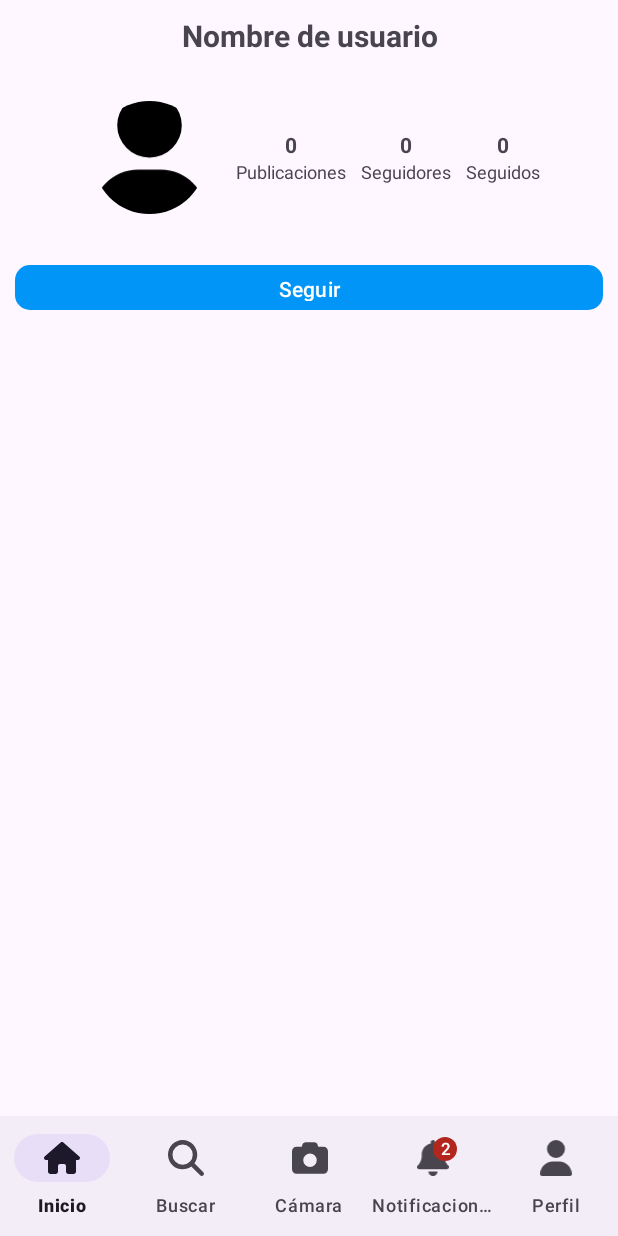
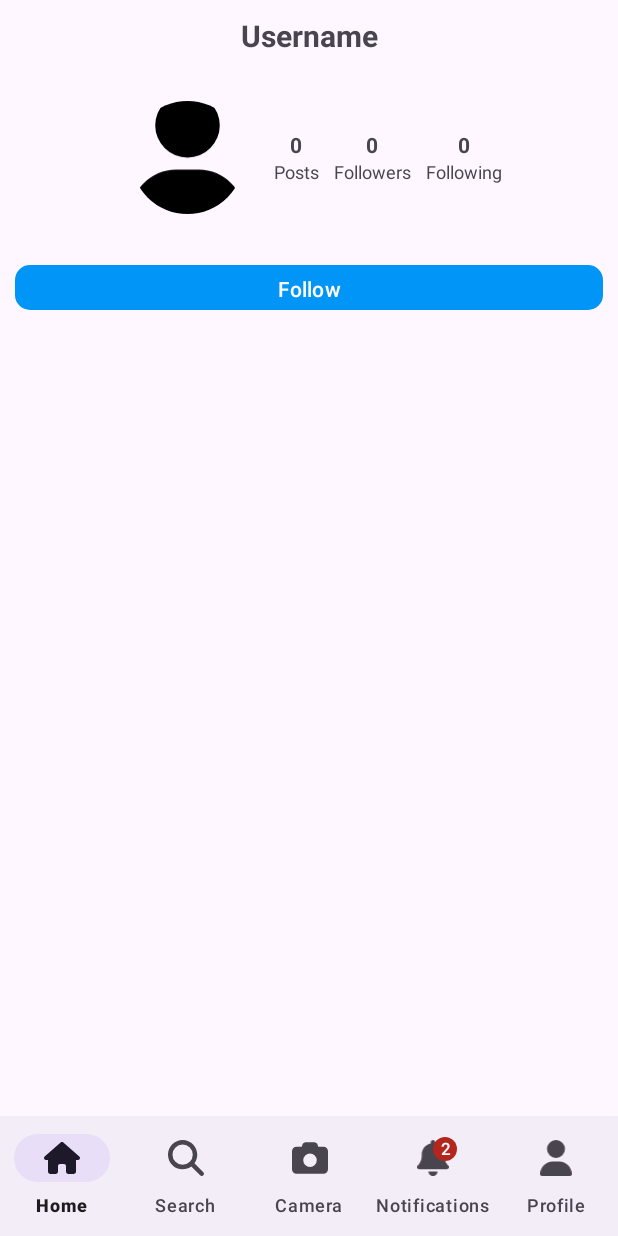
Before and after one commit to Saaweel/A-Projects, an Android app: the fragment Profile placed in its activity, on a phone screen of 412 x 824 dp. Run offline under Robolectric (Android 15) with nearby library versions, the phone set to English and light mode, and no system bars; our stand-ins replace CircleImageView, Picasso; pictures from the network do not load; 6 statements that could not run were skipped.

Commit message:
Default language en, and add es

```diff
--- a/instadam/app/src/main/res/values/strings.xml
+++ b/instadam/app/src/main/res/values/strings.xml
@@ -1,31 +1,31 @@
 <resources>
     <string name="app_name">InstaDam</string>
     <string name="chats">Chats</string>
-    <string name="home">Inicio</string>
-    <string name="search">Buscar</string>
-    <string name="camera">Cámara</string>
-    <string name="notify">Notificaciones</string>
-    <string name="profile">Perfil</string>
-    <string name="messages">Mensajes</string>
-    <string name="profile_photo">Foto de perfil</string>
-    <string name="username">Nombre de usuario</string>
-    <string name="image">Imagen</string>
-    <string name="no_likes">0 Me gustas</string>
-    <string name="description">Descripción</string>
-    <string name="more">Más</string>
-    <string name="verified">Verificado</string>
-    <string name="like">Me gusta</string>
-    <string name="notification">Notificacion</string>
-    <string name="ago">Hace</string>
+    <string name="home">Home</string>
+    <string name="search">Search</string>
+    <string name="camera">Camera</string>
+    <string name="notify">Notifications</string>
+    <string name="profile">Profile</string>
+    <string name="messages">Messages</string>
+    <string name="profile_photo">Profile Photo</string>
+    <string name="username">Username</string>
+    <string name="image">Image</string>
+    <string name="no_likes">0 Likes</string>
+    <string name="description">Description</string>
+    <string name="more">More</string>
+    <string name="verified">Verified</string>
+    <string name="like">Like</string>
+    <string name="notification">Notification</string>
+    <string name="ago">Ago</string>
     <string name="zero">0</string>
-    <string name="posts">Publicaciones</string>
-    <string name="followers">Seguidores</string>
-    <string name="follows">Seguidos</string>
-    <string name="follow">Seguir</string>
+    <string name="posts">Posts</string>
+    <string name="followers">Followers</string>
+    <string name="follows">Following</string>
+    <string name="follow">Follow</string>
 
     <string-array name="home_toolbar_spinner">
-        <item>Para ti</item>
-        <item>Siguiendo</item>
-        <item>Favoritos</item>
+        <item>For You</item>
+        <item>Following</item>
+        <item>Favorites</item>
     </string-array>
 </resources>
```
Also changed, not shown: 1 other file.
